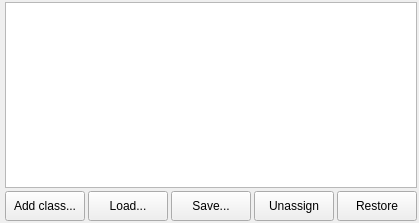
This is LDMP/gui/WidgetLCClassManage.ui in ConservationInternational/trends.earth as Qt 5 draws it before an edit. The edited form follows.
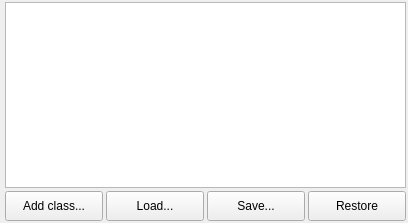
This is the edited form.

```diff
--- a/LDMP/gui/WidgetLCClassManage.ui
+++ b/LDMP/gui/WidgetLCClassManage.ui
@@ -6,7 +6,7 @@
    <rect>
     <x>0</x>
     <y>0</y>
-    <width>327</width>
+    <width>408</width>
     <height>223</height>
    </rect>
   </property>
@@ -92,22 +92,6 @@
        </property>
       </widget>
      </item>
-     <item>
-      <widget class="QPushButton" name="btn_unassign">
-       <property name="minimumSize">
-        <size>
-         <width>0</width>
-         <height>30</height>
-        </size>
-       </property>
-       <property name="toolTip">
-        <string>Unassign child classes for all custom classes</string>
-       </property>
-       <property name="text">
-        <string>Unassign</string>
-       </property>
-      </widget>
-     </item>
      <item>
       <widget class="QPushButton" name="btn_restore">
        <property name="minimumSize">
```
